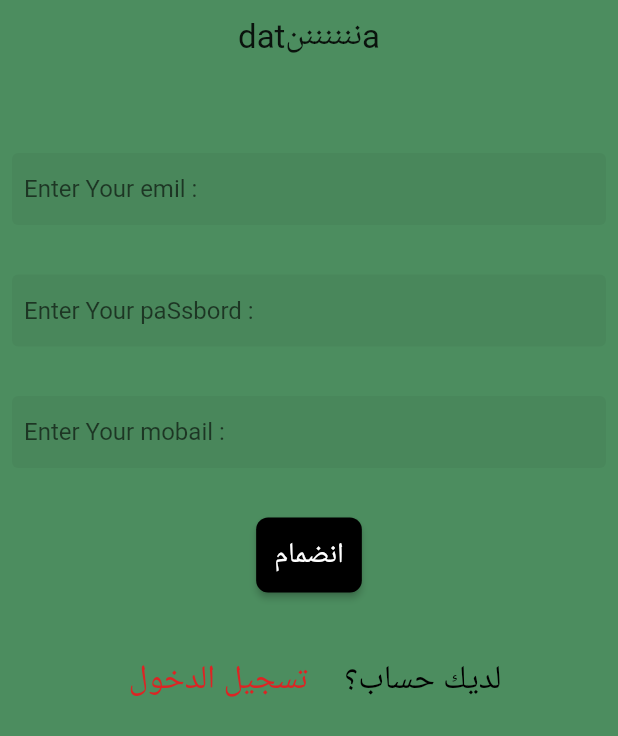
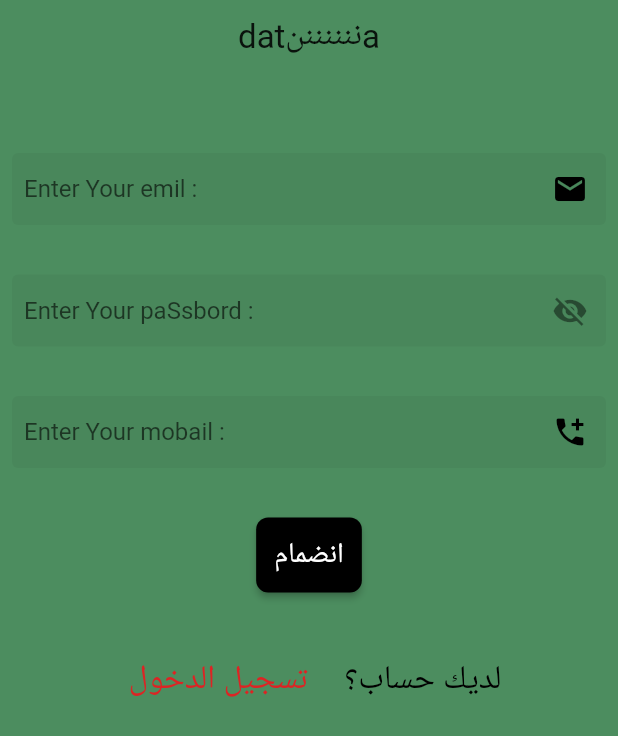
Before and after one commit to fahad3068088/flutter_application_17, a Flutter app: the scinUP screen opened directly, on a phone screen of 412 x 824 dp. Shown: the top 736 px of the screen. Run offline on Flutter 3.47's test engine with Material 2 defaults, Android fonts, the phone set to English and light mode, and no system bars; our stand-ins replace email_validator, firebase_auth, firebase_core; accounts and stored records are empty; network calls fail.

Commit message:
التكست فورم

```diff
--- a/lib/sheet/scinUP.dart
+++ b/lib/sheet/scinUP.dart
@@ -3,7 +3,7 @@
 import 'package:firebase_auth/firebase_auth.dart';
 import 'package:flutter/material.dart';
 
-
+import 'package:email_validator/email_validator.dart';
 import '../const/color.dart';
 import '../const/conss.dart';
 import 'logn.dart';
@@ -17,13 +17,19 @@ class scinUP extends StatefulWidget {
 }
 
 class _scinUPState extends State<scinUP> {
+  final fff = GlobalKey<FormState>();
   final myController = TextEditingController();
   final byController = TextEditingController();
+  bool clk = false;
+  bool vbn = true;
 
-
-red()async{
+  red() async {
+    setState(() {
+      clk = true;
+    });
     try {
-  final credential = await FirebaseAuth.instance.createUserWithEmailAndPassword(
+      final credential =
+          await FirebaseAuth.instance.createUserWithEmailAndPassword(
         email: myController.text,
         password: byController.text,
       );
@@ -36,7 +42,11 @@ red()async{
     } catch (e) {
       print(e);
     }
+    setState(() {
+      clk = false;
+    });
   }
+
   @override
   void dispose() {
     // TODO: implement dispose
@@ -53,6 +63,8 @@ red()async{
         padding: const EdgeInsets.all(8.0),
         // ignore: prefer_const_literals_to_create_immutables
         child: SingleChildScrollView(
+          child: Form(
+            key: fff,
             child: Column(children: [
               Text(
                 "datنننننننa",
@@ -61,20 +73,44 @@ red()async{
               const SizedBox(
                 height: 64,
               ),
-            TextField(
+              TextFormField(
+                validator: (value) {
+                  return value != null && !EmailValidator.validate(value)
+                      ? "الايميل خطاء"
+                      : null;
+                },
+                autovalidateMode: AutovalidateMode.onUserInteraction,
                 controller: myController,
                 keyboardType: TextInputType.emailAddress,
                 obscureText: false,
-              decoration: aaa.copyWith(hintText: "Enter Your emil : "),
+                decoration: aaa.copyWith(
+                   suffixIcon :Icon(Icons.email,color: Colors.black),
+                  hintText: "Enter Your emil : "),
               ),
               const SizedBox(
                 height: 33,
               ),
-            TextField(
+              TextFormField(
+                validator: (value) {
+                  return value!.length < 6
+                      ? "كلمة السر لاتستوفسي الشروط"
+                      : null;
+                },
+                autovalidateMode: AutovalidateMode.onUserInteraction,
                 controller: byController,
                 keyboardType: TextInputType.emailAddress,
-              obscureText: false,
-              decoration: aaa.copyWith(hintText: "Enter Your paSsbord : "),
+                obscureText: vbn?true:false,
+                decoration: aaa.copyWith(
+                  suffixIcon :IconButton(
+                    onPressed: () {
+                      setState(() {
+                        vbn=!vbn;
+                      });
+                    },
+                    icon:vbn? Icon(Icons. visibility_off):Icon(Icons. visibility),),
+                  hintText: "Enter Your paSsbord : ",
+
+                ),
               ),
               const SizedBox(
                 height: 33,
@@ -82,20 +118,32 @@ red()async{
               TextField(
                 keyboardType: TextInputType.emailAddress,
                 obscureText: false,
-              decoration: aaa.copyWith(hintText: "Enter Your mobail : "),
+                decoration: aaa.copyWith(
+                  suffixIcon :Icon(Icons.add_call,color: Colors.black),
+                  hintText: "Enter Your mobail : "),
               ),
               const SizedBox(
                 height: 33,
               ),
               ElevatedButton(
-              onPressed: () {red();},
+                onPressed: () {
+                  if (fff.currentState!.validate()) {
+                    red();
+                  } else {
+                    print("خطاء ما");
+                  }
+                },
                 style: ButtonStyle(
                   backgroundColor: MaterialStateProperty.all(Colors.black),
                   padding: MaterialStateProperty.all(EdgeInsets.all(12)),
                   shape: MaterialStateProperty.all(RoundedRectangleBorder(
                       borderRadius: BorderRadius.circular(8))),
                 ),
-              child: Text(
+                child: clk
+                    ? CircularProgressIndicator(
+                        color: Color.fromARGB(255, 236, 236, 236),
+                      )
+                    : Text(
                         "انضمام",
                         style: TextStyle(fontSize: 19),
                       ),
@@ -125,6 +173,7 @@ red()async{
             ]),
           ),
         ),
+      ),
     );
   }
 }
--- a/pubspec.yaml
+++ b/pubspec.yaml
@@ -39,6 +39,7 @@ dependencies:
   provider: ^6.0.5
   firebase_core: ^2.10.0
   firebase_auth: ^4.4.2
+  email_validator: ^2.1.17
 
 dev_dependencies:
   flutter_test:
```
Also changed, not shown: lib/fahad/fahad.dart (+45 -10 lines), lib/main.dart (+7 -7 lines), lib/sheet/error.dart (added, +9 -0 lines), lib/sheet/home.dart (+8 -5 lines), lib/sheet/logn.dart (+36 -5 lines), pubspec.lock, 1 other file. Lines whose indentation alone changed are shown as unchanged.
